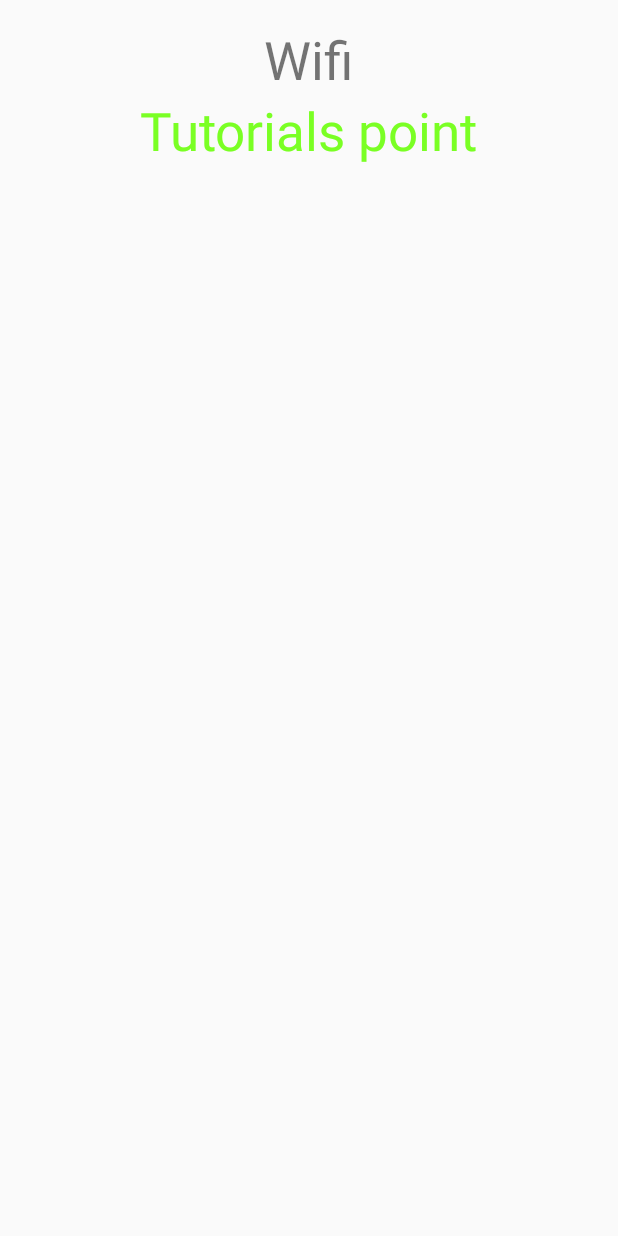
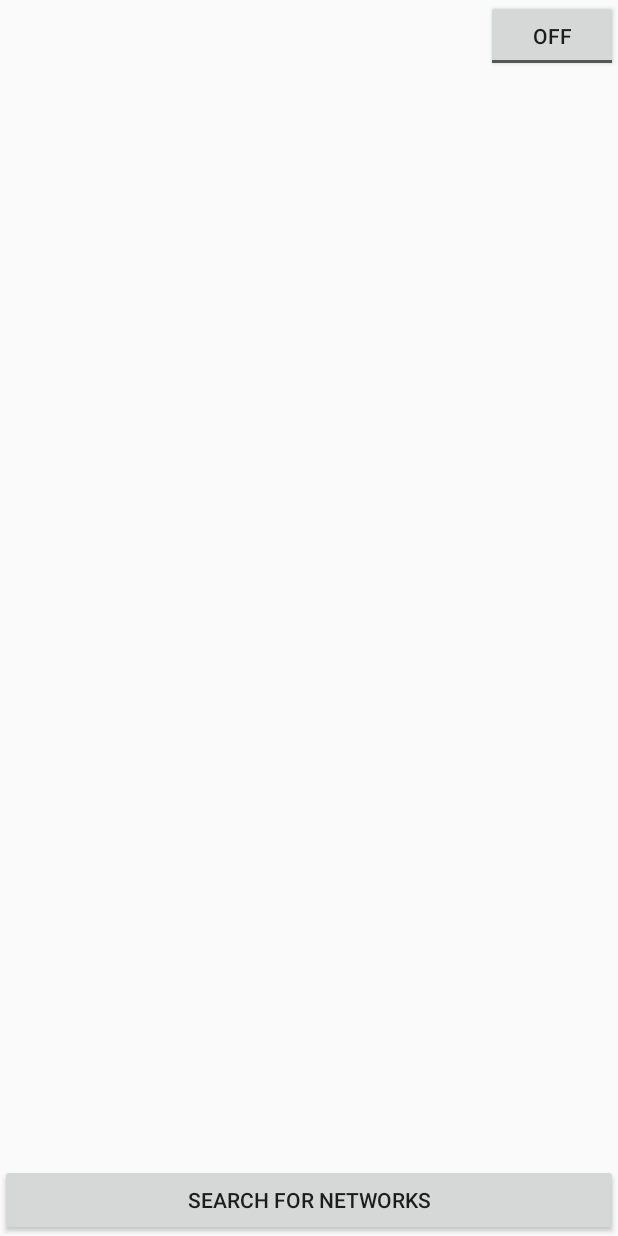
Before and after one commit to didrikpa/android-wifi-ocr, an Android app: the screen it shows after launch (MainActivity), on a phone screen of 412 x 824 dp. Run offline under Robolectric (Android 15) with nearby library versions, the phone set to English and light mode, and no system bars.

Commit message:
Finding and showing possible access point nearby is now possible

```diff
--- a/app/build.gradle
+++ b/app/build.gradle
@@ -23,4 +23,7 @@ dependencies {
     compile fileTree(dir: 'libs', include: ['*.jar'])
     testCompile 'junit:junit:4.12'
     compile 'com.android.support:appcompat-v7:24.1.1'
+
+
+
 }
--- a/app/src/main/AndroidManifest.xml
+++ b/app/src/main/AndroidManifest.xml
@@ -2,8 +2,11 @@
 <manifest xmlns:android="http://schemas.android.com/apk/res/android"
     package="com.development.didrikpa.wifipasswordscanner">
 
+    <uses-feature android:name="android.hardware.wifi" />
     <uses-permission android:name="android.permission.ACCESS_WIFI_STATE" />
     <uses-permission android:name="android.permission.CHANGE_WIFI_STATE" />
+    <uses-permission android:name="android.permission.ACCESS_COARSE_LOCATION"/>
+    <uses-permission android:name="android.permission.ACCESS_FINE_LOCATION"/>
     <application
         android:allowBackup="true"
         android:icon="@mipmap/ic_launcher"
--- a/app/src/main/java/com/development/didrikpa/wifipasswordscanner/MainActivity.java
+++ b/app/src/main/java/com/development/didrikpa/wifipasswordscanner/MainActivity.java
@@ -1,88 +1,110 @@
 package com.development.didrikpa.wifipasswordscanner;
 
+import android.Manifest;
 import android.app.Activity;
 import android.content.BroadcastReceiver;
-
 import android.content.Context;
 import android.content.Intent;
 import android.content.IntentFilter;
-
-import android.graphics.Color;
+import android.content.pm.PackageManager;
 import android.net.wifi.ScanResult;
 import android.net.wifi.WifiManager;
+import android.os.Build;
 import android.os.Bundle;
+import android.support.annotation.RequiresApi;
+import android.view.View;
+import android.widget.ArrayAdapter;
+import android.widget.ListView;
 
-import android.view.Menu;
-import android.view.MenuItem;
-import android.view.View;
-
-import android.widget.ArrayAdapter;
-import android.widget.Button;
-import android.widget.EditText;
-import android.widget.ListView;
-import android.widget.TextView;
-import android.widget.Toast;
-
+import java.util.ArrayList;
 import java.util.List;
+import java.util.Objects;
 
 public class MainActivity extends Activity {
-    ListView lv;
-    WifiManager wifi;
-    String wifis[];
-    WifiScanReceiver wifiReciever;
+
+    private static final int PERMISSIONS_REQUEST_CODE_ACCESS_COARSE_LOCATION = 1001;
+
+    private WifiManager wifiManager;
+    private List<ScanResult> scanResults;
+    private List<String> SSIDs = new ArrayList<>();
+    ListView scannedResults;
+    private ArrayAdapter<String> adapter;
+
+    private BroadcastReceiver broadcastReceiver = new BroadcastReceiver() {
+        @RequiresApi(api = Build.VERSION_CODES.KITKAT)
+        @Override
+        public void onReceive(Context context, Intent intent) {
+            if (Objects.equals(intent.getAction(), WifiManager.SCAN_RESULTS_AVAILABLE_ACTION)) {
+                scanResults = wifiManager.getScanResults();
+            }
+        }
+    };
+
 
     @Override
-    protected void onCreate(Bundle savedInstanceState) {
+    public void onCreate(Bundle savedInstanceState) {
         super.onCreate(savedInstanceState);
         setContentView(R.layout.activity_main);
-        lv = (ListView) findViewById(R.id.listView);
 
-        wifi = (WifiManager) getSystemService(Context.WIFI_SERVICE);
-        wifiReciever = new WifiScanReceiver();
-        wifi.startScan();
+        adapter = new ArrayAdapter<>(this, android.R.layout.simple_list_item_1, SSIDs);
+        scannedResults = (ListView) findViewById(R.id.scan_results);
+        scannedResults.setAdapter(adapter);
+        wifiManager = (WifiManager) this.getSystemService(Context.WIFI_SERVICE);
+        wifiManager.startScan();
+
+        registerReceiver(broadcastReceiver, new IntentFilter(WifiManager.SCAN_RESULTS_AVAILABLE_ACTION));
+        if (Build.VERSION.SDK_INT >= Build.VERSION_CODES.M && checkSelfPermission(Manifest.permission.ACCESS_COARSE_LOCATION) != PackageManager.PERMISSION_GRANTED) {
+            requestPermissions(new String[]{Manifest.permission.ACCESS_COARSE_LOCATION, Manifest.permission.ACCESS_FINE_LOCATION},
+                    PERMISSIONS_REQUEST_CODE_ACCESS_COARSE_LOCATION);
+
+        } else {
+            wifiManager.getScanResults();
+        }
+
+
     }
 
-    protected void onPause() {
-        unregisterReceiver(wifiReciever);
-        super.onPause();
-    }
 
-    protected void onResume() {
-        registerReceiver(wifiReciever, new IntentFilter(WifiManager.SCAN_RESULTS_AVAILABLE_ACTION));
-        super.onResume();
+    @Override
+    public void onRequestPermissionsResult(int requestCode, String[] permissions,
+                                           int[] grantResults) {
+        if (requestCode == PERMISSIONS_REQUEST_CODE_ACCESS_COARSE_LOCATION
+                && grantResults[0] == PackageManager.PERMISSION_GRANTED) {
+            wifiManager.getScanResults();
+        }
     }
 
     @Override
-    public boolean onCreateOptionsMenu(Menu menu) {
-        // Inflate the menu; this adds items to the action bar if it is present.
-        getMenuInflater().inflate(R.menu.menu_main, menu);
-        return true;
+    public void onStart() {
+        super.onStart();
     }
 
-    @Override
-    public boolean onOptionsItemSelected(MenuItem item) {
-        // Handle action bar item clicks here. The action bar will
-        // automatically handle clicks on the Home/Up button, so long
-        // as you specify a parent activity in AndroidManifest.xml.
-
-        int id = item.getItemId();
-
-        //noinspection SimplifiableIfStatement
-        if (id == R.id.action_settings) {
-            return true;
+    public void turnWifiOnOrOff(View view) {
+        if (wifiManager.isWifiEnabled()) {
+            wifiManager.setWifiEnabled(false);
+        } else if (!wifiManager.isWifiEnabled()) {
+            wifiManager.setWifiEnabled(true);
         }
-        return super.onOptionsItemSelected(item);
     }
 
-    private class WifiScanReceiver extends BroadcastReceiver {
-        public void onReceive(Context c, Intent intent) {
-            List<ScanResult> wifiScanList = wifi.getScanResults();
-            wifis = new String[wifiScanList.size()];
+    public void searchForWifiNetworks(View view) {
 
-            for (int i = 0; i < wifiScanList.size(); i++) {
-                wifis[i] = ((wifiScanList.get(i)).toString());
+        System.out.println(wifiManager.startScan() + " " + WifiManager.SCAN_RESULTS_AVAILABLE_ACTION);
+        System.out.println(wifiManager.getScanResults());
+        wifiManager.startScan();
+        List<ScanResult> scanResults = wifiManager.getScanResults();
+        if (scanResults.size() > 0) {
+            for (ScanResult result : scanResults) {
+                System.out.println(result.SSID);
+                SSIDs.add(result.SSID);
             }
-            lv.setAdapter(new ArrayAdapter<String>(getApplicationContext(), android.R.layout.simple_list_item_1, wifis));
+
+
         }
+        adapter.notifyDataSetChanged();
+
+
     }
+
+
 }
--- a/app/src/main/res/layout/activity_main.xml
+++ b/app/src/main/res/layout/activity_main.xml
@@ -1,41 +1,35 @@
+<?xml version="1.0" encoding="utf-8"?>
 <RelativeLayout xmlns:android="http://schemas.android.com/apk/res/android"
-    xmlns:tools="http://schemas.android.com/tools" android:layout_width="match_parent"
-    android:layout_height="match_parent" android:paddingLeft="@dimen/activity_horizontal_margin"
-    android:paddingRight="@dimen/activity_horizontal_margin"
-    android:paddingTop="@dimen/activity_vertical_margin"
-    android:paddingBottom="@dimen/activity_vertical_margin" tools:context=".MainActivity">
+    android:layout_width="match_parent"
+    android:layout_height="match_parent"
+    android:orientation="vertical">
 
-    <TextView android:text="Wifi" android:layout_width="wrap_content"
+    <Button
+        android:text="@string/search_for_networks"
+        android:layout_width="match_parent"
         android:layout_height="wrap_content"
-        android:id="@+id/textview"
-        android:textSize="35dp"
-        android:layout_alignParentTop="true"
-        android:layout_centerHorizontal="true" />
+        android:id="@+id/search_for_wifi_networks_button"
+        android:onClick="searchForWifiNetworks"
+        android:layout_alignParentBottom="true"
+        android:layout_alignParentLeft="true"
+        android:layout_alignParentStart="true" />
 
-    <TextView
+    <ToggleButton
+        android:text="ToggleButton"
         android:layout_width="wrap_content"
         android:layout_height="wrap_content"
-        android:text="Tutorials point"
-        android:id="@+id/textView"
-        android:layout_below="@+id/textview"
-        android:layout_centerHorizontal="true"
-        android:textColor="#ff7aff24"
-        android:textSize="35dp" />
-
-    <ImageView
-        android:layout_width="wrap_content"
-        android:layout_height="wrap_content"
-        android:id="@+id/imageView"
-        android:layout_below="@+id/textView"
-        android:layout_centerHorizontal="true" />
+        android:id="@+id/toggleWifi"
+        android:layout_alignParentTop="true"
+        android:layout_alignParentRight="true"
+        android:layout_alignParentEnd="true"
+        android:onClick="turnWifiOnOrOff"/>
 
     <ListView
         android:layout_width="wrap_content"
         android:layout_height="wrap_content"
-        android:id="@+id/listView"
-        android:layout_below="@+id/imageView"
+        android:id="@+id/scan_results"
+        android:layout_alignParentTop="true"
         android:layout_alignParentLeft="true"
-        android:layout_alignParentStart="true"
-        android:background="#fff5d376" />
+        android:layout_alignParentStart="true" />
 
 </RelativeLayout>
--- a/app/src/main/res/values/strings.xml
+++ b/app/src/main/res/values/strings.xml
@@ -1,3 +1,4 @@
 <resources>
     <string name="app_name">WiFiPasswordScanner</string>
+    <string name="search_for_networks">Search for networks</string>
 </resources>
```
Also changed, not shown: app/src/main/res/layout/row.xml (deleted, +0 -14 lines), 3 other files.
